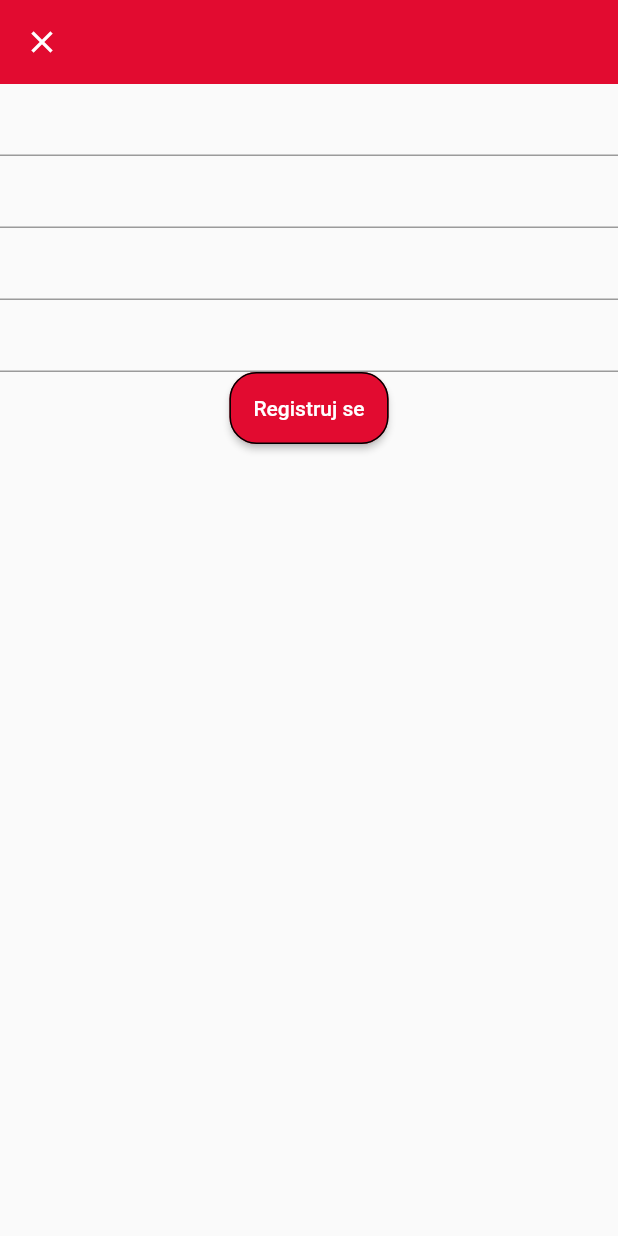
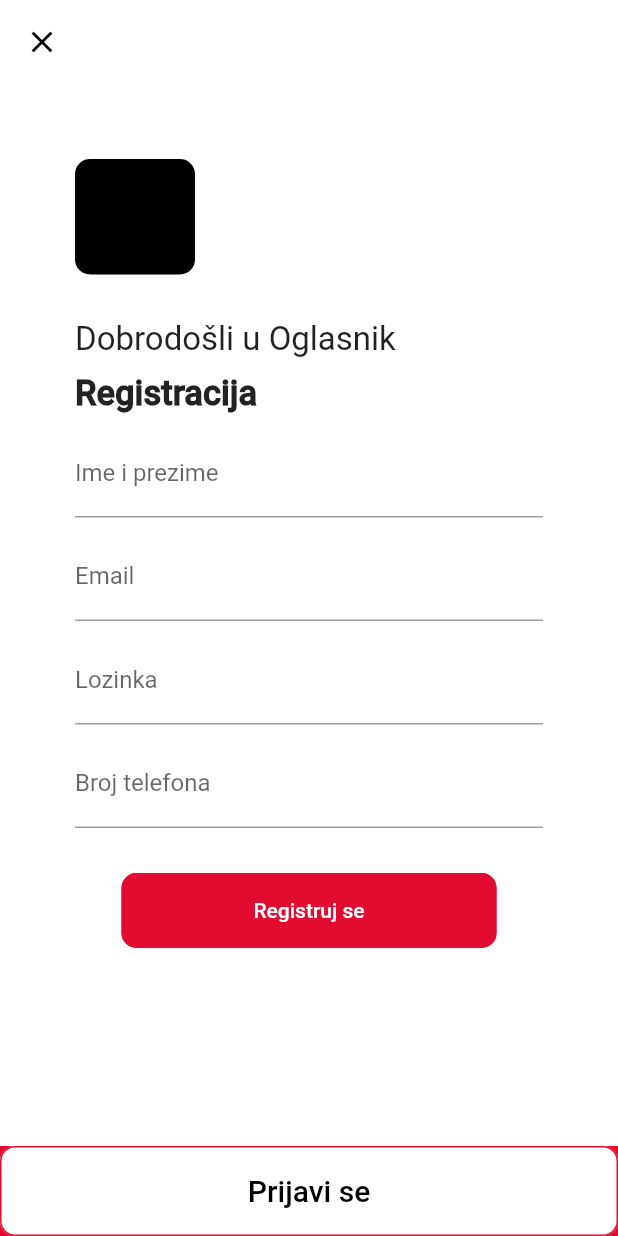
Before and after one commit to iva1j/Oglasnik, a Flutter app: the RegisterPage screen opened directly, on a phone screen of 412 x 824 dp. Run offline on Flutter 3.47's test engine with Material 2 defaults, Android fonts, the phone set to English and light mode, and no system bars; our stand-ins replace cloud_firestore, firebase_auth; missing offline and left inert: fab_circular_menu; accounts and stored records are empty; network calls fail.

```diff
--- a/lib/view/screens/Auth/onPressedRegister.dart
+++ b/lib/view/screens/Auth/onPressedRegister.dart
@@ -39,9 +39,9 @@ void onPressedRegister(BuildContext context, String fullName, String email,
         .createUserWithEmailAndPassword(email: email, password: password)
         .then((currentUser) => Firestore.instance
                 .collection("Users")
-                .document(currentUser.uid)
+                .document(currentUser.user.uid)
                 .setData({
-              "uid": currentUser.uid,
+              "uid": currentUser.user.uid,
               "fullname": fullName,
               "phone": phoneNumber,
               "email": email,
--- a/lib/view/screens/Auth/register.dart
+++ b/lib/view/screens/Auth/register.dart
@@ -1,4 +1,6 @@
+import 'package:Oglasnik/utils/sizeconfig.dart';
 import 'package:Oglasnik/view/widgets/registerForm.dart';
+import 'package:Oglasnik/view/widgets/specialElements.dart';
 import 'package:flutter/material.dart';
 
 class RegisterPage extends StatefulWidget {
@@ -30,27 +32,108 @@ class _RegisterPageState extends State<RegisterPage> {
     dynamic formKey;
     return Scaffold(
       appBar: AppBar(
+        backgroundColor: Colors.white,
+        elevation: 0.0,
         leading: IconButton(
-            icon: Icon(Icons.clear),
+            icon: Icon(
+              Icons.clear,
+              color: Colors.black,
+              size: 24,
+            ),
             onPressed: () {
               Navigator.of(context).pop();
             }),
       ),
+      bottomSheet: Container(
+        child: FlatButton(
+          color: Colors.white,
+          onPressed: () {},
+          child: Text(
+            'Prijavi se',
+            textAlign: TextAlign.center,
+            style: TextStyle(
+              color: Colors.black,
+              fontSize: 20,
+            ),
+          ),
+        ),
+        height: 60,
+        width: double.infinity,
+        color: Color.fromARGB(255, 226, 11, 48),
+      ),
       body: Container(
-        child: SingleChildScrollView(
-          child: FormWidget(
-              registerFormKey: _registerFormKey,
-              fullNameInputController: fullNameInputController,
-              phoneNumberInputController: phoneNumberInputController,
-              emailInputController: emailInputController,
-              passwordInputController: passwordInputController,
-              fullName: fullName,
-              email: email,
-              password: password,
-              phoneNumber: phoneNumber,
-              formKey: formKey),
+        height: SizeConfig.screenHeight,
+        margin: EdgeInsets.all(50),
+        child: Column(
+          children: <Widget>[
+            logoContainer(),
+            welcomeScreen(),
+            nameOfForm(),
+            FormWidget(
+              registerFormKey: formKey,
+              fullNameInputController: null,
+              phoneNumberInputController: null,
+              emailInputController: null,
+              passwordInputController: null,
+              fullName: null,
+              email: null,
+              password: null,
+              phoneNumber: null,
+              formKey: null,
+            )
+          ],
         ),
       ),
     );
   }
+
+  Container nameOfForm() {
+    return Container(
+      margin: EdgeInsets.only(top: 10),
+      alignment: Alignment.centerLeft,
+      child: Text(
+        'Registracija',
+        textDirection: TextDirection.ltr,
+        style: TextStyle(
+          fontWeight: FontWeight.bold,
+          fontSize: 23,
+        ),
+      ),
+    );
+  }
+
+  Container welcomeScreen() {
+    return Container(
+      child: Column(
+        children: <Widget>[
+          Container(
+            child: Column(
+              children: <Widget>[
+                Container(
+                  child: Text(
+                    'Dobrodošli u Oglasnik',
+                    style: TextStyle(fontSize: 22),
+                  ),
+                  alignment: Alignment.centerLeft,
+                ),
+              ],
+            ),
+          ),
+        ],
+      ),
+    );
+  }
+
+  Container logoContainer() {
+    return Container(
+      alignment: Alignment.topLeft,
+      child: Container(
+        margin: EdgeInsets.only(bottom: 30),
+        decoration: BoxDecoration(
+            borderRadius: BorderRadius.circular(10), color: Colors.black),
+        width: 80,
+        height: 77,
+      ),
+    );
+  }
 }
--- a/lib/view/widgets/registerForm.dart
+++ b/lib/view/widgets/registerForm.dart
@@ -1,4 +1,5 @@
 import 'package:Oglasnik/view/screens/Auth/onPressedRegister.dart';
+import 'package:Oglasnik/view/widgets/specialElements.dart';
 import 'package:flutter/material.dart';
 
 class FormWidget extends StatelessWidget {
@@ -14,7 +15,8 @@ class FormWidget extends StatelessWidget {
     @required this.password,
     @required this.phoneNumber,
     @required this.formKey,
-  }) : _registerFormKey = registerFormKey, super(key: key);
+  })  : _registerFormKey = registerFormKey,
+        super(key: key);
 
   final GlobalKey<FormState> _registerFormKey;
   final TextEditingController fullNameInputController;
@@ -33,39 +35,98 @@ class FormWidget extends StatelessWidget {
     dynamic formKey;
     return Form(
       key: _registerFormKey,
-      child: Column(
-        children: <Widget>[
-          TextFormField(
+      child: Column(children: <Widget>[
+        new Container(
+          margin: EdgeInsets.only(top: 10, bottom: 10),
+          child: new SizedBox(
+            width: double.infinity,
+            child: Container(
+              child: TextFormField(
+                decoration: InputDecoration(
+                  labelText: 'Ime i prezime',
+                ),
                 controller: fullNameInputController,
+                keyboardType: TextInputType.text,
               ),
-          TextFormField(
+            ),
+          ),
+        ),
+
+        new Container(
+          margin: EdgeInsets.only(bottom: 10),
+          child: new SizedBox(
+            width: double.infinity,
+            child: Container(
+              child: TextFormField(
+                decoration: InputDecoration(
+                  labelText: 'Email',
+                ),
+                controller: emailInputController,
+                keyboardType: TextInputType.emailAddress,
+              ),
+            ),
+          ),
+        ),
+
+        new Container(
+          margin: EdgeInsets.only(bottom: 10),
+          child: new SizedBox(
+            width: double.infinity,
+            child: Container(
+              child: TextFormField(
+                decoration: InputDecoration(
+                  labelText: 'Lozinka',
+                ),
+                controller: passwordInputController,
+                keyboardType: TextInputType.text,
+              ),
+            ),
+          ),
+        ),
+
+        new Container(
+          margin: EdgeInsets.only(bottom: 30),
+          child: new SizedBox(
+            width: double.infinity,
+            child: Container(
+              child: TextFormField(
+                decoration: InputDecoration(
+                  labelText: 'Broj telefona',
+                ),
                 controller: phoneNumberInputController,
                 keyboardType: TextInputType.phone,
               ),
-          TextFormField(
-            controller: emailInputController,
-            keyboardType: TextInputType.emailAddress,
             ),
-          TextFormField(
-            controller: passwordInputController,
-            obscureText: true,
           ),
-          RaisedButton(
-            child: Text("Registruj se"),
-            color: Theme.of(context).primaryColor,
-            textColor: Colors.white,
-            onPressed: () {
+        ),
+        button(
+          'Registruj se',
+          () {
             fullName = fullNameInputController.text;
             email = emailInputController.text;
             password = passwordInputController.text;
             phoneNumber = phoneNumberInputController.text;
             formKey = _registerFormKey;
-              onPressedRegister(context, fullName, email, password,
-                  phoneNumber, formKey);
+            onPressedRegister(
+                context, fullName, email, password, phoneNumber, formKey);
+
+            // RaisedButton(
+            //   child: Text("Registruj se"),
+            //   color: Theme.of(context).primaryColor,
+            //   textColor: Colors.white,
+            //   onPressed: () {
+            //     fullName = fullNameInputController.text;
+            //     email = emailInputController.text;
+            //     password = passwordInputController.text;
+            //     phoneNumber = phoneNumberInputController.text;
+            //     formKey = _registerFormKey;
+            //     onPressedRegister(
+            //         context, fullName, email, password, phoneNumber, formKey);
+            //   },
+            // );
           },
         ),
-        ],
-      ),
+      ]),
     );
   }
 }
--- a/lib/view/widgets/specialElements.dart
+++ b/lib/view/widgets/specialElements.dart
@@ -2,7 +2,7 @@ import 'package:flutter/material.dart';
 
 SizedBox button(String text, dynamic function) {
   return SizedBox(
-    height: 48,
+    height: 50,
     width: 250,
     child: RaisedButton(
       elevation: 0,
@@ -12,7 +12,7 @@ SizedBox button(String text, dynamic function) {
         text,
         style: TextStyle(
           color: Colors.white,
-          fontFamily: 'Roboto',
+          fontFamily: 'Roboto', //#TODO  postaviti ROBOTO medium
           fontSize: 14,
         ),
       ),
--- a/pubspec.yaml
+++ b/pubspec.yaml
@@ -26,7 +26,7 @@ dependencies:
 
   firebase_core: ^0.4.5
   cloud_firestore: ^0.12.3
-  firebase_auth: ^0.11.1+6
+  firebase_auth: ^0.16.1
   animated_floatactionbuttons: ^0.1.0
   fab_circular_menu: ^1.0.0
   # The following adds the Cupertino Icons font to your application.
```
Also changed, not shown: lib/interface/authUserInterface.dart (added, +8 -0 lines), lib/main.dart (+8 -3 lines), lib/view/screens/AnonymousHome/anonymousHome.dart (+22 -2 lines), lib/view/screens/Auth/anonymousSignIn.dart (added, +30 -0 lines), lib/viewModel/anonymousViewModel.dart (added, +27 -0 lines), pubspec.lock. Lines whose indentation alone changed are shown as unchanged.
